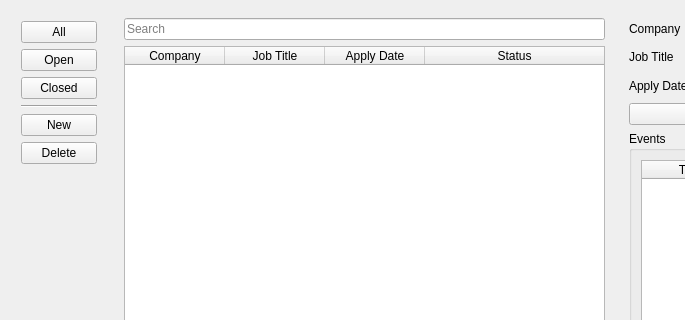
Above: UI/main_window.ui from FadiNahhas/JobApplicationTracker before the change; both pictures show x 0 to 685 and y 0 to 320 of the 927 by 602 pixel window. Below: the same form after it.
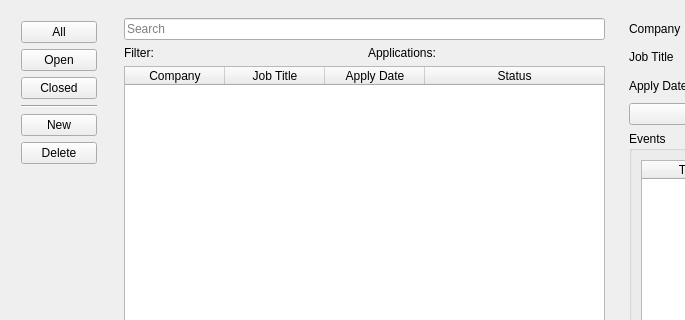
That is the form after the change.

```diff
--- a/UI/main_window.ui
+++ b/UI/main_window.ui
@@ -142,6 +142,24 @@
          </property>
         </widget>
        </item>
+       <item>
+        <layout class="QHBoxLayout" name="horizontalLayout">
+         <item>
+          <widget class="QLabel" name="filterLabel">
+           <property name="text">
+            <string>Filter:</string>
+           </property>
+          </widget>
+         </item>
+         <item>
+          <widget class="QLabel" name="countLabel">
+           <property name="text">
+            <string>Applications:</string>
+           </property>
+          </widget>
+         </item>
+        </layout>
+       </item>
        <item>
         <widget class="QTableWidget" name="applicationTable">
          <property name="sizePolicy">
```
